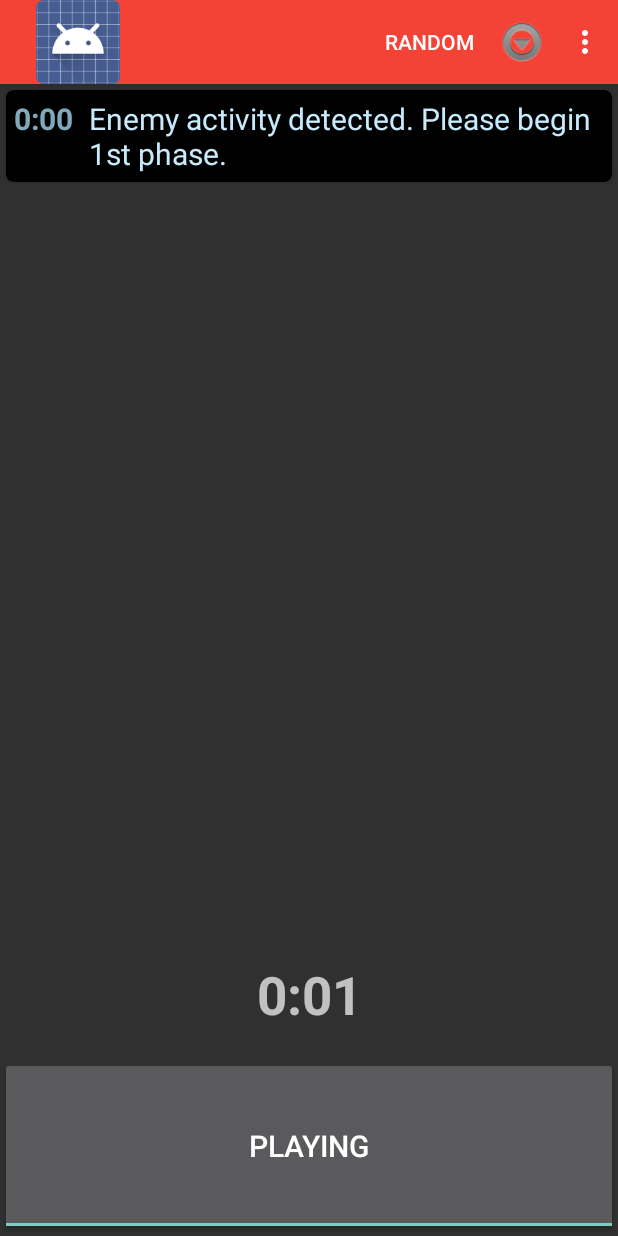
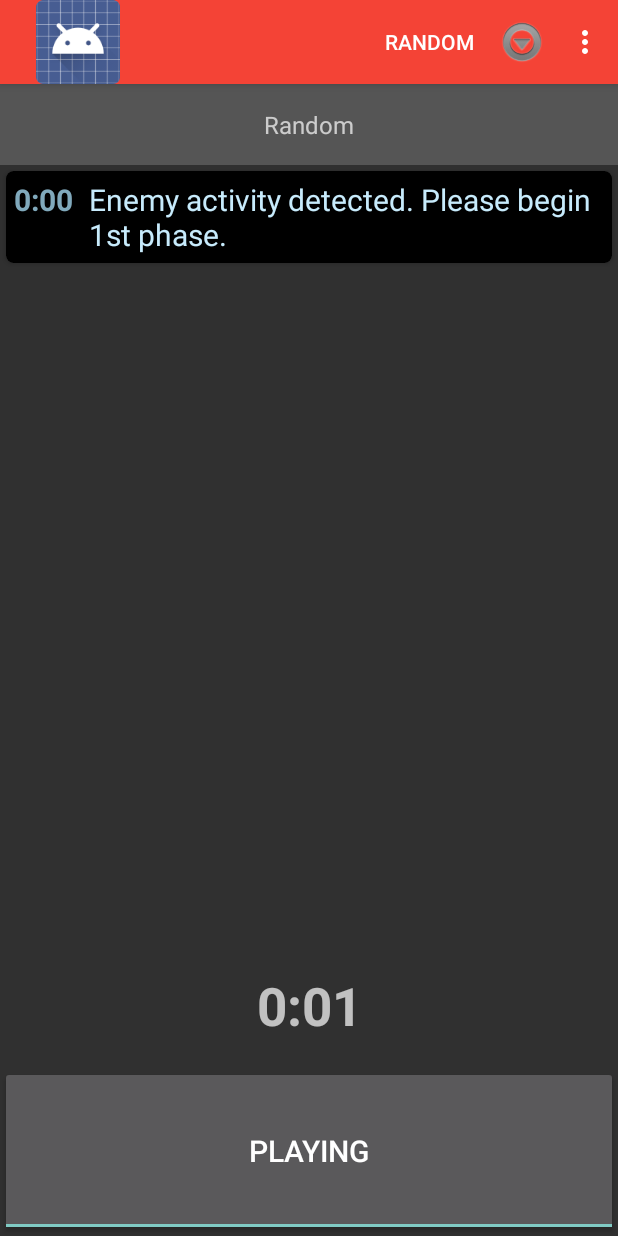
Before and after one commit to nibuen/SpaceAlertMissionGenerator, an Android app: the screen it shows after launch (MissionActivity), after a tap on "PAUSED", on a phone screen of 412 x 824 dp. Run offline under Robolectric (Android 15) with nearby library versions, the phone set to English and light mode, and no system bars.

Commit message:
Updating to latest: - Androidx - Gradle - minVersions now 21

```diff
--- a/app/src/main/java/com/boarbeard/ui/MissionActivity.java
+++ b/app/src/main/java/com/boarbeard/ui/MissionActivity.java
@@ -14,10 +14,6 @@ import android.os.AsyncTask;
 import android.os.Build;
 import android.os.Bundle;
 import android.preference.PreferenceManager;
-import android.support.v4.app.NotificationCompat;
-import android.support.v4.app.NotificationManagerCompat;
-import android.support.v7.widget.LinearLayoutManager;
-import android.support.v7.widget.RecyclerView;
 import android.view.KeyEvent;
 import android.view.Menu;
 import android.view.MenuInflater;
@@ -27,6 +23,11 @@ import android.view.View.OnClickListener;
 import android.view.WindowManager;
 import android.widget.TextView;
 import android.widget.ToggleButton;
+
+import androidx.core.app.NotificationCompat;
+import androidx.core.app.NotificationManagerCompat;
+import androidx.recyclerview.widget.LinearLayoutManager;
+import androidx.recyclerview.widget.RecyclerView;
 
 import com.boarbeard.R;
 import com.boarbeard.audio.MediaPlayerMainMission;
@@ -75,7 +76,7 @@ public class MissionActivity extends Activity {
         stopWatch = new StopWatch(
                 (TextView) findViewById(R.id.missionClockTextView));
 
-        missionTypeTextView = (TextView) findViewById(R.id.missionTypeTextView);
+        missionTypeTextView = (TextView) findViewById(R.id.mission_type_text_view);
         if (missionTypeTextView != null) {
             // is null if we use action bar
             missionTypeTextView.setText(missionType
@@ -107,12 +108,7 @@ public class MissionActivity extends Activity {
         setupActionBar();
     }
 
-    @TargetApi(Build.VERSION_CODES.HONEYCOMB)
     private void setupActionBar() {
-        if (Build.VERSION.SDK_INT < Build.VERSION_CODES.HONEYCOMB) {
-            return;
-        }
-
         final ActionBar actionBar = getActionBar();
         if (actionBar != null) {
             actionBar.setDisplayShowTitleEnabled(false);
@@ -120,11 +116,6 @@ public class MissionActivity extends Activity {
         }
     }
 
-    /*
-     * (non-Javadoc)
-     *
-     * @see android.app.Activity#onResume()
-     */
     @Override
     protected void onResume() {
         super.onResume();
--- a/app/src/main/java/com/boarbeard/ui/MissionCardsAdapter.java
+++ b/app/src/main/java/com/boarbeard/ui/MissionCardsAdapter.java
@@ -1,10 +1,11 @@
 package com.boarbeard.ui;
 
-import android.support.v7.widget.CardView;
-import android.support.v7.widget.RecyclerView;
 import android.view.LayoutInflater;
 import android.view.ViewGroup;
 import android.widget.TextView;
+
+import androidx.cardview.widget.CardView;
+import androidx.recyclerview.widget.RecyclerView;
 
 import com.boarbeard.R;
 import com.boarbeard.audio.MissionLog;
--- a/app/src/main/res/layout-v11/main.xml
+++ b/app/src/main/res/layout-v11/main.xml
@@ -6,13 +6,30 @@
     android:orientation="vertical">
 
     <LinearLayout
+        android:layout_height="wrap_content"
+        android:layout_width="fill_parent"
+        android:id="@+id/linearLayout1"
+        android:layout_weight=".05"
+        android:background="@color/gray_color">
+
+        <TextView
+            android:textSize="16sp"
+            android:text="Mission Type"
+            android:layout_width="fill_parent"
+            android:layout_height="fill_parent"
+            android:id="@+id/mission_type_text_view"
+            android:scrollbars="vertical"
+            android:gravity="center" />
+    </LinearLayout>
+
+    <LinearLayout
         android:id="@+id/linearLayout2"
         android:layout_width="fill_parent"
         android:layout_height="0px"
         android:layout_weight=".80"
         android:gravity="center">
 
-        <android.support.v7.widget.RecyclerView
+        <androidx.recyclerview.widget.RecyclerView
             android:id="@+id/mission_cards_recycler_view"
             android:scrollbars="vertical"
             android:layout_width="match_parent"
@@ -31,12 +48,11 @@
             android:id="@+id/missionClockTextView"
             android:layout_width="fill_parent"
             android:layout_height="fill_parent"
-            android:cursorVisible="false"
             android:gravity="center"
             android:scrollbars="vertical"
             android:text="0:00"
             android:textStyle="bold"
-            android:textSize="35dp" />
+            android:textSize="35sp" />
     </LinearLayout>
 
     <LinearLayout
@@ -52,7 +68,7 @@
             android:text="ToggleButton"
             android:textOff="@string/button_paused"
             android:textOn="@string/button_playing"
-            android:textSize="20dp" />
+            android:textSize="20sp" />
     </LinearLayout>
 
 </LinearLayout>
--- a/app/src/main/res/layout/main.xml
+++ b/app/src/main/res/layout/main.xml
@@ -13,14 +13,13 @@
         android:background="@color/gray_color">
 
         <TextView
-            android:textSize="16dp"
+            android:textSize="16sp"
             android:text="Mission Type"
             android:layout_width="fill_parent"
             android:layout_height="fill_parent"
-            android:cursorVisible="false"
-            android:id="@+id/missionTypeTextView"
+            android:id="@+id/mission_type_text_view"
             android:scrollbars="vertical"
-            android:gravity="center"></TextView>
+            android:gravity="center" />
     </LinearLayout>
 
     <LinearLayout
@@ -30,7 +29,7 @@
         android:layout_weight=".80"
         android:gravity="center">
 
-        <android.support.v7.widget.RecyclerView
+        <androidx.recyclerview.widget.RecyclerView
             android:id="@+id/mission_cards_recycler_view"
             android:scrollbars="vertical"
             android:layout_width="match_parent"
@@ -48,11 +47,10 @@
             android:id="@+id/missionClockTextView"
             android:layout_width="fill_parent"
             android:layout_height="fill_parent"
-            android:cursorVisible="false"
             android:gravity="center"
             android:scrollbars="vertical"
             android:text="0:00"
-            android:textSize="25dp"></TextView>
+            android:textSize="25sp" />
     </LinearLayout>
 
     <LinearLayout
@@ -69,6 +67,6 @@
             android:text="ToggleButton"
             android:textOff="@string/button_paused"
             android:textOn="@string/button_playing"
-            android:textSize="20dp" />
+            android:textSize="20sp" />
     </LinearLayout>
 </LinearLayout>
--- a/app/src/main/res/layout/mission_card_view.xml
+++ b/app/src/main/res/layout/mission_card_view.xml
@@ -1,6 +1,6 @@
 <?xml version="1.0" encoding="utf-8"?>
 
-<android.support.v7.widget.CardView xmlns:android="http://schemas.android.com/apk/res/android"
+<androidx.cardview.widget.CardView xmlns:android="http://schemas.android.com/apk/res/android"
     xmlns:card_view="http://schemas.android.com/apk/res-auto"
     android:id="@+id/card_view"
     android:layout_gravity="center"
@@ -23,16 +23,15 @@
             android:gravity="center"
             android:cursorVisible="false"
             android:padding="5dp"
-            android:textSize="20dp" />
+            android:textSize="20sp" />
 
         <TextView
             android:id="@+id/missionTextView"
             android:layout_width="wrap_content"
             android:layout_height="wrap_content"
-            android:gravity="left"
+            android:gravity="start"
             android:padding="5dp"
-            android:cursorVisible="false"
-            android:textSize="20dp" />
+            android:textSize="20sp" />
 
     </LinearLayout>
-</android.support.v7.widget.CardView>
+</androidx.cardview.widget.CardView>
--- a/build.gradle
+++ b/build.gradle
@@ -2,14 +2,16 @@
 buildscript {
     repositories {
         jcenter()
+        google()
     }
     dependencies {
-        classpath 'com.android.tools.build:gradle:1.0.0'
+        classpath 'com.android.tools.build:gradle:4.0.1'
     }
 }
 
 allprojects {
     repositories {
         jcenter()
+        google()
     }
 }
--- /dev/null
+++ b/gradle.properties
@@ -0,0 +1,2 @@
+android.enableJetifier=true
+android.useAndroidX=true
```
Also changed, not shown: app/build.gradle (+7 -8 lines), app/src/main/AndroidManifest.xml (+6 -10 lines), wear/build.gradle (+6 -7 lines), gradle/wrapper/gradle-wrapper.properties.
